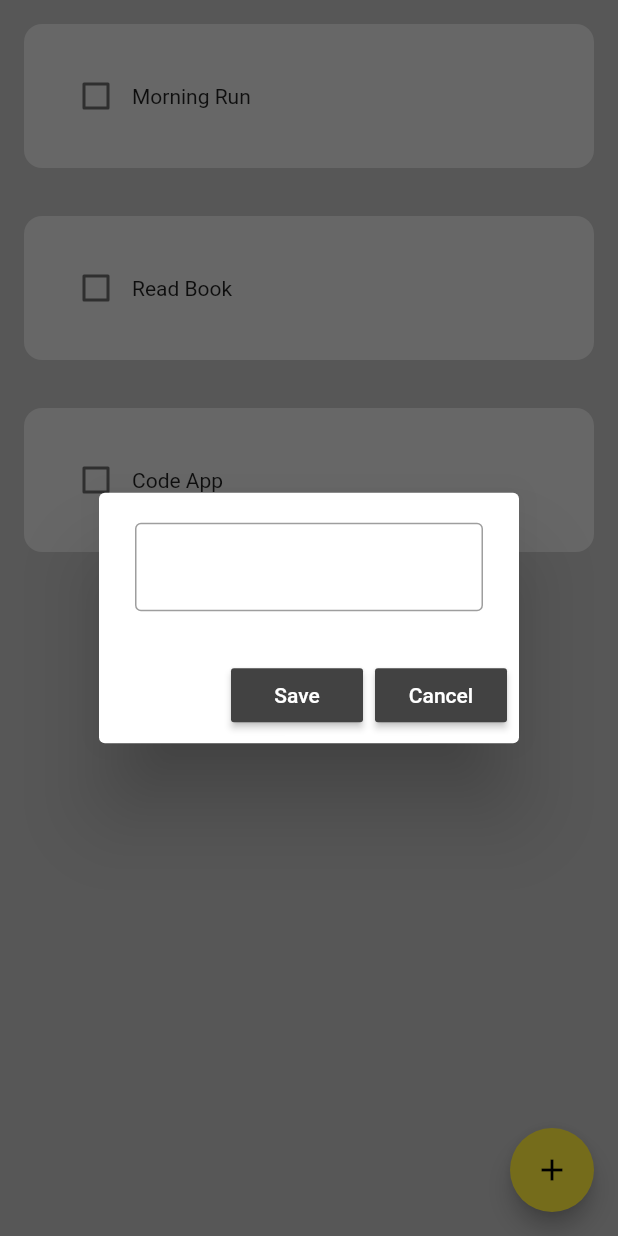
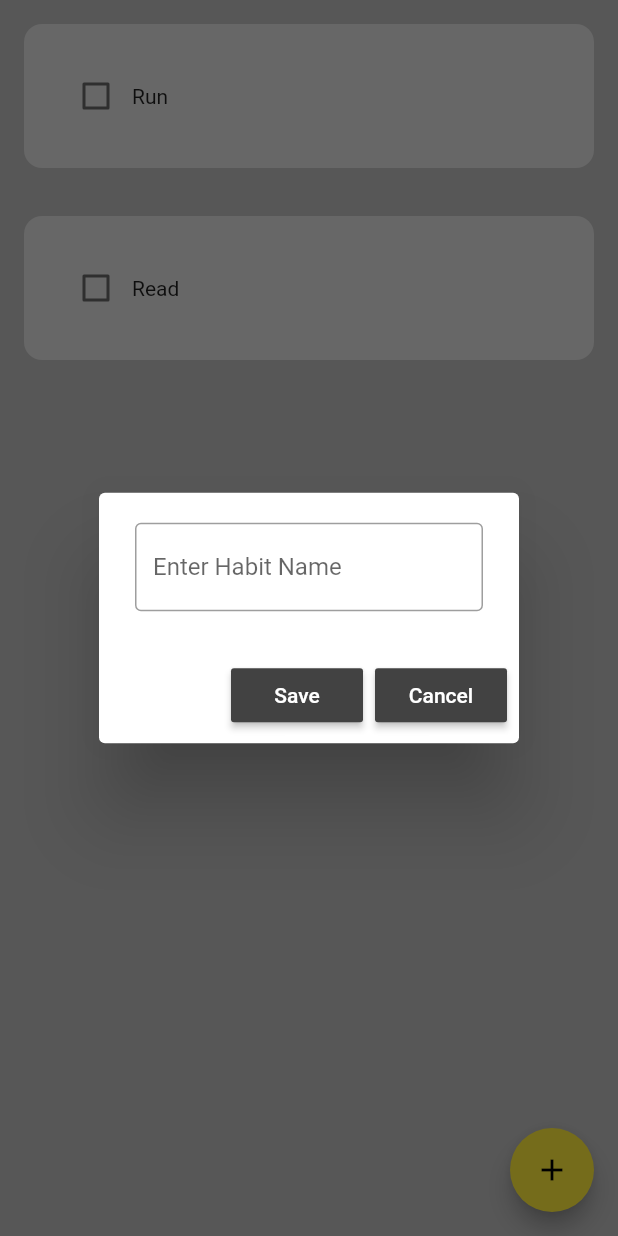
Before and after one commit to daniellekom/habbit-tracker-flutter, a Flutter app: the screen it shows after launch, after a tap on the "add" icon, on a phone screen of 412 x 824 dp. Run offline on Flutter 3.47's test engine with Material 2 defaults, Android fonts, the light colour scheme and no system bars; drawn by our look-alikes of flutter_slidable; our stand-ins replace hive, hive_flutter; accounts and stored records are empty.

Commit message:
added hive local storage library

```diff
--- a/lib/components/my_alert_dialog.dart
+++ b/lib/components/my_alert_dialog.dart
@@ -4,20 +4,22 @@ class MyAlertDialog extends StatelessWidget {
   final controller;
   final VoidCallback onSave;
   final VoidCallback onCancel;
+  final String hintText;
 
 
-  const MyAlertDialog({Key? key, required this.controller, required this.onSave,required this.onCancel}) : super(key: key);
+  const MyAlertDialog({Key? key, required this.controller, required this.onSave,required this.onCancel, required this.hintText}) : super(key: key);
 
   @override
   Widget build(BuildContext context) {
     return AlertDialog(
       content:  TextField(
           controller:controller,
-        decoration: const InputDecoration(
-          enabledBorder: OutlineInputBorder(
+        decoration:  InputDecoration(
+          hintText: hintText ,
+          enabledBorder: const OutlineInputBorder(
             borderSide: BorderSide(color: Colors.grey),
           ),
-          focusedBorder: OutlineInputBorder(borderSide: BorderSide(color: Colors.grey)),
+          focusedBorder: const OutlineInputBorder(borderSide: BorderSide(color: Colors.grey)),
         ),
       ),
       actions: [
--- /dev/null
+++ b/lib/data/habit_database.dart
@@ -0,0 +1,28 @@
+//reference our box
+
+import 'package:hive_flutter/hive_flutter.dart';
+
+final _myBox = Hive.box('Habit_Database');
+
+class HabitDatabase {
+  List todaysHabitList =[];
+
+  // create intitial default data
+  void createDefaultData(){
+    todaysHabitList = [
+      ['Run',false],
+      ['Read',false],
+    ];
+  }
+
+  // load data if it already exists
+  void loadData() {
+
+  }
+
+  //update database
+  void updateDataBase(){
+
+  }
+
+}
--- a/lib/main.dart
+++ b/lib/main.dart
@@ -1,7 +1,14 @@
 import 'package:flutter/material.dart';
 import 'package:habbittracker/pages/home_page.dart';
+import 'package:hive_flutter/hive_flutter.dart';
 
-void main() {
+void main() async {
+  //initialize hive
+  await Hive.initFlutter();
+
+  // open a box
+  await Hive.openBox('Habit_Database');
+
   runApp(const MyApp());
 }
 
--- a/lib/pages/home_page.dart
+++ b/lib/pages/home_page.dart
@@ -1,5 +1,7 @@
 import 'package:flutter/material.dart';
 import 'package:habbittracker/components/my_alert_dialog.dart';
+import 'package:habbittracker/data/habit_database.dart';
+import 'package:hive/hive.dart';
 
 import '../components/habit_tile.dart';
 import '../components/my_fab.dart';
@@ -12,18 +14,36 @@ class HomePage extends StatefulWidget {
 }
 
 class _HomePageState extends State<HomePage> {
-  //data structure for todays list
-  List todaysHabitList = [
-    // [habit name, isHabitCompleted?]
-    ['Morning Run', false],
-    ['Read Book', false],
-    ['Code App', false],
-  ];
+  HabitDatabase db = HabitDatabase();
+  final _myBox = Hive.box('Habit_Database');
+
+
+
+  @override
+  void initState() {
+
+    // if there is no current habit list && first time opening app
+    //then create default data
+      if(_myBox.get("CURRENT_HABIT_LIST") == null){
+      db.createDefaultData();
+      }
+
+      //this is not the first time opening app
+      else{
+    db.loadData();
+      }
+
+      //update the database
+      db.updateDataBase();
+
+
+    super.initState();
+  }
 
   // checkbox was tapped
   void checkBoxTapped(bool? value, int index) {
     setState(() {
-      todaysHabitList[index][1] = value;
+      db.todaysHabitList[index][1] = value;
     });
   }
 
@@ -36,6 +56,7 @@ class _HomePageState extends State<HomePage> {
         context: context,
         builder: (context) {
           return MyAlertDialog(
+            hintText: 'Enter Habit Name ',
             controller: _newHabitNameController,
             onSave: saveNewHabit,
             onCancel: cancelNewDialog,
@@ -47,7 +68,7 @@ class _HomePageState extends State<HomePage> {
   void saveNewHabit() {
     // add new habit to todays habit list
     setState(() {
-      todaysHabitList.add([_newHabitNameController.text, false]);
+     db.todaysHabitList.add([_newHabitNameController.text, false]);
     });
     //clear textfield
     _newHabitNameController.clear();
@@ -66,7 +87,9 @@ class _HomePageState extends State<HomePage> {
   // open habit settings to edit
   void openHabitSettings(int index){
   showDialog(context: context, builder: (context){
-    return MyAlertDialog(controller: _newHabitNameController,
+    return MyAlertDialog(
+      hintText: db.todaysHabitList[index][0],
+      controller: _newHabitNameController,
         onSave: () => saveExistingHabit(index),
         onCancel: cancelNewDialog,
     );
@@ -77,14 +100,15 @@ class _HomePageState extends State<HomePage> {
   // save existing habit with a new name
   void saveExistingHabit(int index){
     setState(() {
-      todaysHabitList[index][0] = _newHabitNameController.text;
-
+     db.todaysHabitList[index][0] = _newHabitNameController.text;
     });
+    _newHabitNameController.clear();
+    Navigator.pop(context);
   }
   //delete habit
   void deleteHabit(int index){
   setState(() {
-    todaysHabitList.removeAt(index);
+    db.todaysHabitList.removeAt(index);
   });
   }
 
@@ -94,11 +118,11 @@ class _HomePageState extends State<HomePage> {
       backgroundColor: Colors.grey[400],
       floatingActionButton: MyFab(onPressed: createNewHabit),
       body: ListView.builder(
-          itemCount: todaysHabitList.length,
+          itemCount: db.todaysHabitList.length,
           itemBuilder: (context, index) {
             return HabitTile(
-              habitName: todaysHabitList[index][0],
-              habitCompleted: todaysHabitList[index][1],
+              habitName: db.todaysHabitList[index][0],
+              habitCompleted: db.todaysHabitList[index][1],
               onChanged: (value) => checkBoxTapped(value, index),
               settingsTapped: (context) => openHabitSettings(index) ,
               deleteTapped: (context) => deleteHabit(index),
--- a/pubspec.yaml
+++ b/pubspec.yaml
@@ -37,10 +37,14 @@ dependencies:
   # Use with the CupertinoIcons class for iOS style icons.
   cupertino_icons: ^1.0.2
   flutter_slidable: ^1.2.0
+  hive: 2.2.3
+  hive_flutter: 1.1.0
 
 dev_dependencies:
   flutter_test:
     sdk: flutter
+  hive_generator: 1.1.3
+  build_runner: 2.1.11
 
   # The "flutter_lints" package below contains a set of recommended lints to
   # encourage good coding practices. The lint set provided by the package is
```
Also changed, not shown: lib/datetime/date_time.dart (added, +58 -0 lines), pubspec.lock, 7 other files.
